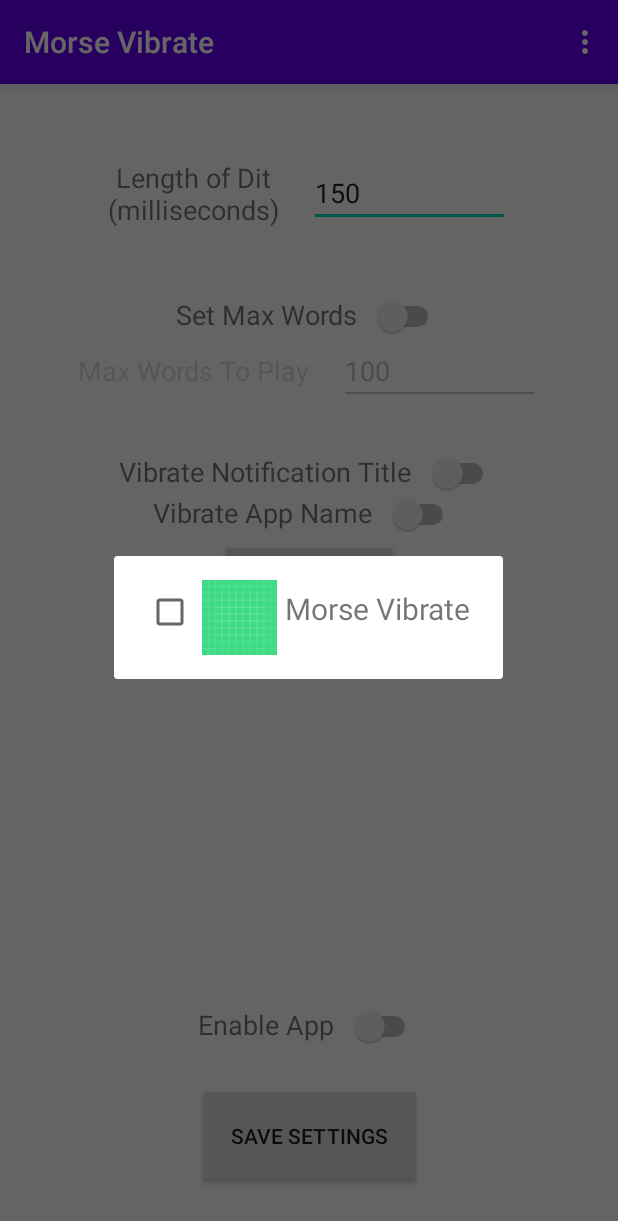
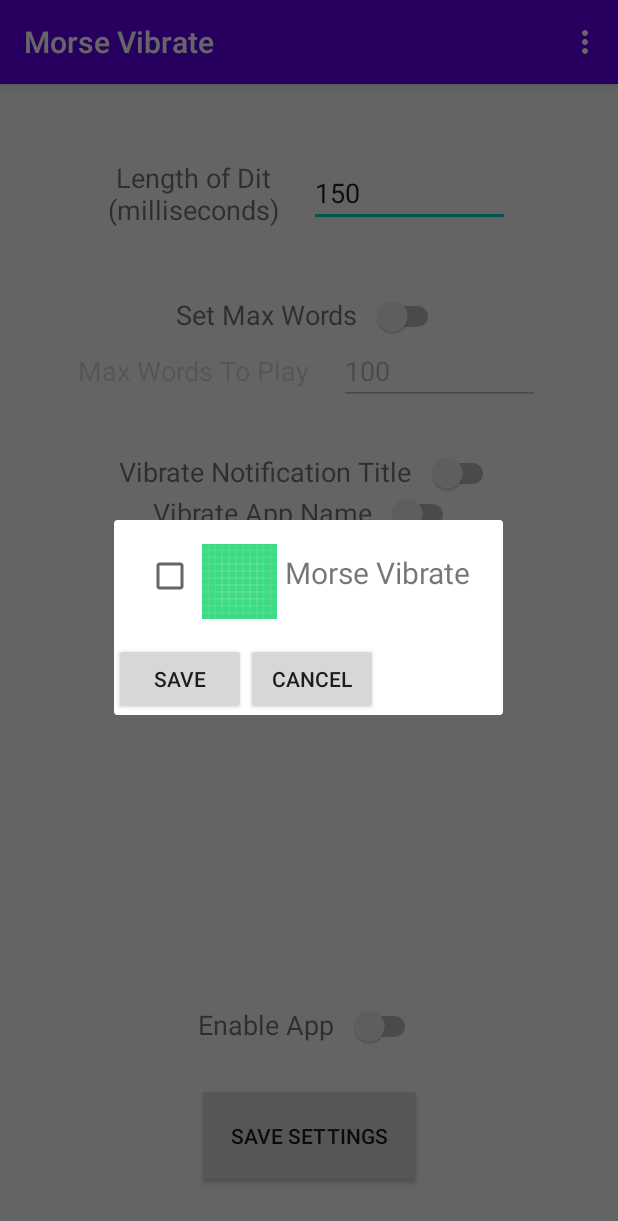
Before and after one commit to Zombant/MorseNotifications, an Android app: the screen it shows after launch (MainActivity), after a tap on "CHOOSE APPS", on a phone screen of 412 x 824 dp. Shown: the top 1221 px of the screen. Run offline under Robolectric (Android 15) with nearby library versions, the phone set to English and light mode, and no system bars; 2 statements that could not run were skipped.

Commit message:
Added two buttons on the Fragment Dialog

```diff
--- a/app/src/main/java/com/apicci/morsevibrate/MainActivity.kt
+++ b/app/src/main/java/com/apicci/morsevibrate/MainActivity.kt
@@ -65,7 +65,6 @@
         maxWordsEditText.isEnabled = maxWordsSwitch.isChecked
         maxWordsTextView.isEnabled = maxWordsSwitch.isChecked
 
-
         //TODO: Option to play sound and flash light in addition to vibration
 
         //When the maxWords checkbox is toggled
@@ -84,39 +83,7 @@
                 alertDialog.show()
 
             } else {
-                Log.d("------------", "test")
-                //Set up SharedPreferences
-                val editor = getSharedPreferences("morseNotify", 0).edit()
-
-                if(/*speedEditText.text.toString().length > 5 || */speedEditText.text.toString() == ""){
-                    Toast.makeText(applicationContext, "Invalid Speed: Please enter a value $MIN_SPEED-$MAX_SPEED", Toast.LENGTH_LONG).show()
-
-                } else if(maxWordsSwitch.isChecked && (/*maxWordsEditText.text.toString().length > 8 || */maxWordsEditText.text.toString() == "")){
-                    Toast.makeText(applicationContext, "Invalid Value: Please enter a value $MIN_NUMOFWORDS-$MAX_NUMOFWORDS", Toast.LENGTH_LONG).show()
-
-                } else if(speedEditText.text.toString().toInt() > MAX_SPEED || speedEditText.text.toString().toInt() < MIN_SPEED){
-                    Toast.makeText(applicationContext, "Invalid Speed: Please enter a value $MIN_SPEED-$MAX_SPEED", Toast.LENGTH_LONG).show()
-
-                } else if(maxWordsSwitch.isChecked && (maxWordsEditText.text.toString().toInt() > MAX_NUMOFWORDS || maxWordsEditText.text.toString().toInt() < MIN_NUMOFWORDS)) {
-                    Toast.makeText(applicationContext, "Invalid Value: Please enter a value $MIN_NUMOFWORDS-$MAX_NUMOFWORDS", Toast.LENGTH_LONG).show()
-
-                } else {
-                    //Save speed in SharedPreferences
-                    editor.putBoolean("enabled", enabledSwitch.isChecked)
-                    editor.putInt("speed", speedEditText.text.toString().toInt())
-                    editor.putBoolean("maxWordsChecked", maxWordsSwitch.isChecked)
-
-                    if(maxWordsSwitch.isChecked) {
-                        editor.putInt("maxWords", maxWordsEditText.text.toString().toInt())
-                    } else {
-                        editor.putInt("maxWords", -1)
-                    }
-
-                    editor.putBoolean("vibrateTitle", vibrateTitleSwitch.isChecked)
-                    editor.putBoolean("vibrateAppName", vibrateAppNameSwitch.isChecked)
-
-                    editor.apply()
-                }
+                saveSharedPreferences()
             }
         }
 
@@ -190,4 +157,39 @@
         return ArrayList(data.sortedBy { it.appName.capitalize() })
     }
 
+    private fun saveSharedPreferences(){
+        //Set up SharedPreferences
+        val editor = getSharedPreferences("morseNotify", 0).edit()
+
+        if(/*speedEditText.text.toString().length > 5 || */speedEditText.text.toString() == ""){
+            Toast.makeText(applicationContext, "Invalid Speed: Please enter a value $MIN_SPEED-$MAX_SPEED", Toast.LENGTH_LONG).show()
+
+        } else if(maxWordsSwitch.isChecked && (/*maxWordsEditText.text.toString().length > 8 || */maxWordsEditText.text.toString() == "")){
+            Toast.makeText(applicationContext, "Invalid Value: Please enter a value $MIN_NUMOFWORDS-$MAX_NUMOFWORDS", Toast.LENGTH_LONG).show()
+
+        } else if(speedEditText.text.toString().toInt() > MAX_SPEED || speedEditText.text.toString().toInt() < MIN_SPEED){
+            Toast.makeText(applicationContext, "Invalid Speed: Please enter a value $MIN_SPEED-$MAX_SPEED", Toast.LENGTH_LONG).show()
+
+        } else if(maxWordsSwitch.isChecked && (maxWordsEditText.text.toString().toInt() > MAX_NUMOFWORDS || maxWordsEditText.text.toString().toInt() < MIN_NUMOFWORDS)) {
+            Toast.makeText(applicationContext, "Invalid Value: Please enter a value $MIN_NUMOFWORDS-$MAX_NUMOFWORDS", Toast.LENGTH_LONG).show()
+
+        } else {
+            //Save speed in SharedPreferences
+            editor.putBoolean("enabled", enabledSwitch.isChecked)
+            editor.putInt("speed", speedEditText.text.toString().toInt())
+            editor.putBoolean("maxWordsChecked", maxWordsSwitch.isChecked)
+
+            if(maxWordsSwitch.isChecked) {
+                editor.putInt("maxWords", maxWordsEditText.text.toString().toInt())
+            } else {
+                editor.putInt("maxWords", -1)
+            }
+
+            editor.putBoolean("vibrateTitle", vibrateTitleSwitch.isChecked)
+            editor.putBoolean("vibrateAppName", vibrateAppNameSwitch.isChecked)
+
+            editor.apply()
+        }
+    }
+
 }
--- a/app/src/main/java/com/apicci/morsevibrate/PackageListDialogFragment.kt
+++ b/app/src/main/java/com/apicci/morsevibrate/PackageListDialogFragment.kt
@@ -36,6 +36,14 @@
 
         rootView.recyclerView.setHasFixedSize(true)
 
+        //On Save or Cancel Button pressed
+        rootView.packagesSaveButton.setOnClickListener {
+            //TODO: Save packages in a string in shared preferences
+        }
+        rootView.packagesCancelButton.setOnClickListener {
+            //TODO: Go back to main screen
+        }
+
         return rootView
 
     }
--- a/app/src/main/res/layout/package_list_fragment.xml
+++ b/app/src/main/res/layout/package_list_fragment.xml
@@ -1,16 +1,44 @@
 <?xml version="1.0" encoding="utf-8"?>
-<LinearLayout xmlns:android="http://schemas.android.com/apk/res/android"
+<androidx.constraintlayout.widget.ConstraintLayout xmlns:android="http://schemas.android.com/apk/res/android"
     xmlns:app="http://schemas.android.com/apk/res-auto"
     xmlns:tools="http://schemas.android.com/tools"
     android:layout_width="match_parent"
     android:layout_height="match_parent"
     android:orientation="vertical">
 
+    <LinearLayout
+        android:id="@+id/buttonHolder"
+        android:layout_width="match_parent"
+        android:layout_height="wrap_content"
+        android:orientation="horizontal"
+        app:layout_constraintBottom_toBottomOf="parent"
+        android:gravity="center">
+
+        <Button
+            android:id="@+id/packagesSaveButton"
+            android:layout_width="wrap_content"
+            android:layout_height="wrap_content"
+            android:text="Save"
+            android:layout_gravity="center"
+            android:layout_weight="1"/>
+
+        <Button
+            android:id="@+id/packagesCancelButton"
+            android:layout_width="wrap_content"
+            android:layout_height="wrap_content"
+            android:text="Cancel"
+            android:layout_gravity="center"
+            android:layout_weight="1"/>
+    </LinearLayout>
 
     <androidx.recyclerview.widget.RecyclerView
         android:id="@+id/recyclerView"
+        android:scrollbars="vertical"
         android:layout_width="match_parent"
-        android:layout_height="match_parent"
+        android:layout_height="wrap_content"
         android:clipToPadding="false"
-        tools:listitem="@layout/packages_list_row" />
-</LinearLayout>
+        tools:listitem="@layout/packages_list_row"
+        app:layout_constraintBottom_toTopOf="@id/buttonHolder"/>
+
+
+</androidx.constraintlayout.widget.ConstraintLayout>
```
